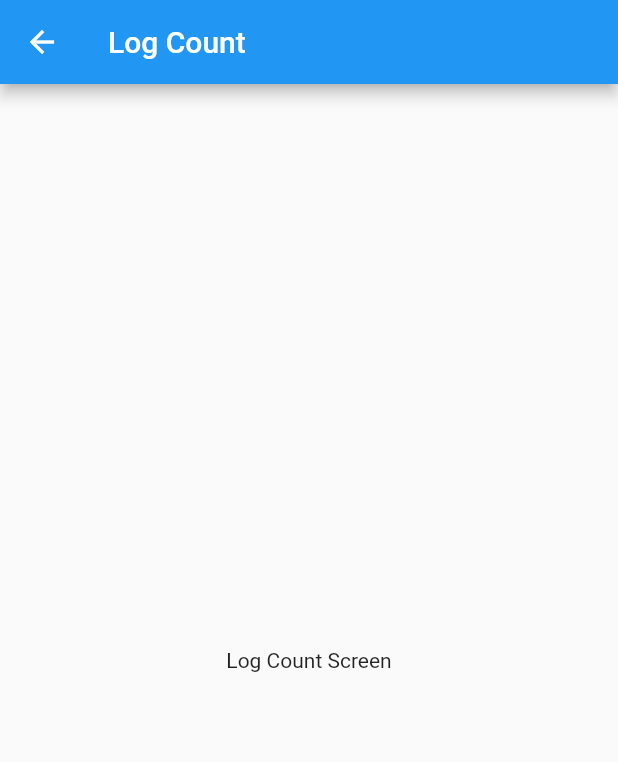
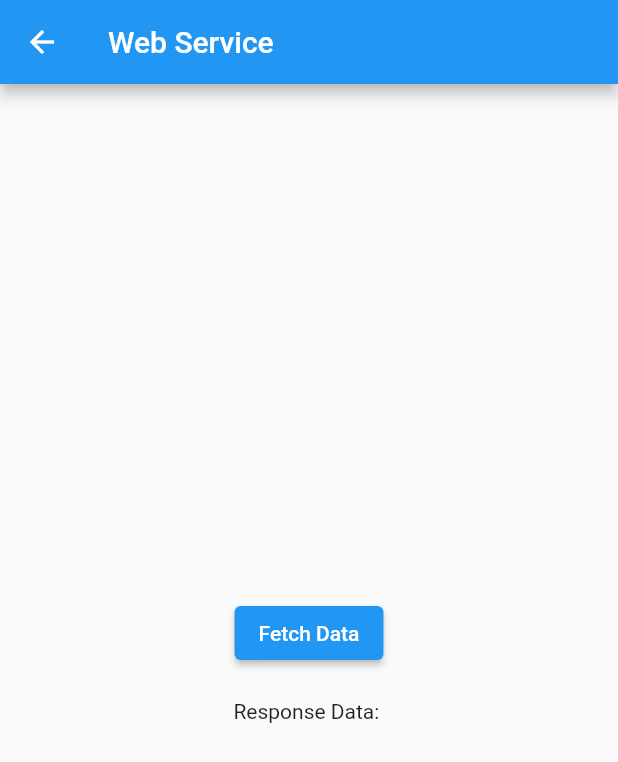
Before and after one commit to pymblesoftware/nertcorp, a Flutter app: the LogCountScreen screen opened by its route, on a phone screen of 412 x 824 dp. Shown: the top 762 px of the screen. Run offline on Flutter 3.47's test engine with Material 2 defaults, Android fonts, the phone set to English and light mode, and no system bars; our stand-ins replace flutter_map, latlong2; network calls fail.

Commit message:
Further progress

```diff
--- a/lib/main.dart
+++ b/lib/main.dart
@@ -1,13 +1,8 @@
 import 'package:flutter/material.dart';
-
 import 'package:flutter_map/flutter_map.dart';
 import 'package:latlong2/latlong.dart';
-
-
+import 'dart:convert';
 import 'package:http/http.dart' as http;
-
-
-
 import 'package:flutter/material.dart';
 
 void main() {
@@ -92,47 +87,157 @@ class DriversScreen extends StatelessWidget {
   }
 }
 
-class VehicleListScreen extends StatelessWidget {
+class VehicleListScreen extends StatefulWidget {
+
   @override
+  _WebServiceScreenState createState() => _WebServiceScreenState();
+}
+
+
+class _WebServiceScreenState extends State<VehicleListScreen> {
+  String _responseData = '';
+
+  Future<void> fetchData() async {
+    final response = await http.get(Uri.parse('http://localhost:3000/api/vehicles'));
+
+    if (response.statusCode == 200) {
+      print( response.body);
+      final data = jsonDecode(response.body);
+      setState(() {
+         _responseData = data['id'] + ',' + data['name'];
+      });
+    } else {
+      setState(() {
+        _responseData = 'Error';
+      });
+    }
+  }
+
+    @override
   Widget build(BuildContext context) {
     return Scaffold(
       appBar: AppBar(
-        title: Text('Vehicle List'),
+        title: Text('Web Service'),
       ),
       body: Center(
-        child: Text('Vehicle List Screen'),
+        child: Column(
+          mainAxisAlignment: MainAxisAlignment.center,
+          children: [
+            ElevatedButton(
+              onPressed: fetchData,
+              child: Text('Fetch Data'),
+            ),
+            SizedBox(height: 20),
+            Text('Response Data: $_responseData'),
+          ],
+        ),
       ),
     );
   }
 }
 
-class LogCountScreen extends StatelessWidget {
-  @override
+
+
+
+class LogCountScreen extends StatefulWidget {
+
+ @override
+  _WebServiceLogCountScreenState createState() => _WebServiceLogCountScreenState();
+
+}
+
+
+class _WebServiceLogCountScreenState extends State<LogCountScreen> {
+  String _responseData = '';
+
+  Future<void> fetchData() async {
+    final response = await http.get(Uri.parse('http://localhost:3000/api/logcount'));
+    if (response.statusCode == 200) {
+      final data = jsonDecode(response.body);
+      setState(() {
+        _responseData = data['id'] + ',' + data['count'];
+      });
+    } else {
+      setState(() {
+        _responseData = 'Error';
+      });
+    }
+  }
+
+    @override
   Widget build(BuildContext context) {
     return Scaffold(
       appBar: AppBar(
-        title: Text('Log Count'),
+        title: Text('Web Service'),
       ),
       body: Center(
-        child: Text('Log Count Screen'),
+        child: Column(
+          mainAxisAlignment: MainAxisAlignment.center,
+          children: [
+            ElevatedButton(
+              onPressed: fetchData,
+              child: Text('Fetch Data'),
+            ),
+            SizedBox(height: 20),
+            Text('Response Data: $_responseData'),
+          ],
+        ),
       ),
     );
   }
 }
 
-class LastInfoScreen extends StatelessWidget {
+
+
+class LastInfoScreen extends StatefulWidget {
   @override
+  _WebServiceLastInfoScreenState createState() => _WebServiceLastInfoScreenState();
+}
+
+
+
+class _WebServiceLastInfoScreenState extends State<LastInfoScreen> {
+  String _responseData = '';
+
+  Future<void> fetchData() async {
+    final response = await http.get(Uri.parse('http://localhost:3000/api/logcount'));
+    if (response.statusCode == 200) {
+      final data = jsonDecode(response.body);
+      setState(() {
+        _responseData = data['id'] + ',' + data['time'] +  ',' + data['speed'] + ',' + data['direction'] + ',' + data['lat'] + ',' + data['lng'];
+      });
+    } else {
+      setState(() {
+        _responseData = 'Error';
+      });
+    }
+  }
+
+    @override
   Widget build(BuildContext context) {
     return Scaffold(
       appBar: AppBar(
-        title: Text('Last Info'),
+        title: Text('Web Service'),
       ),
       body: Center(
-        child: Text('Last Info Screen'),
+        child: Column(
+          mainAxisAlignment: MainAxisAlignment.center,
+          children: [
+            ElevatedButton(
+              onPressed: fetchData,
+              child: Text('Fetch Data'),
+            ),
+            SizedBox(height: 20),
+            Text('Response Data: $_responseData'),
+          ],
+        ),
       ),
     );
   }
 }
+
+
+
 
 class ShowAddressScreen extends StatelessWidget {
   @override
--- a/pubspec.yaml
+++ b/pubspec.yaml
@@ -39,6 +39,8 @@ dependencies:
 dev_dependencies:
   flutter_test:
     sdk: flutter
+  flutter_map: # ^0.14.2
+  http: ^0.13.4
 
   # The "flutter_lints" package below contains a set of recommended lints to
   # encourage good coding practices. The lint set provided by the package is
```
Also changed, not shown: pubspec.lock.
